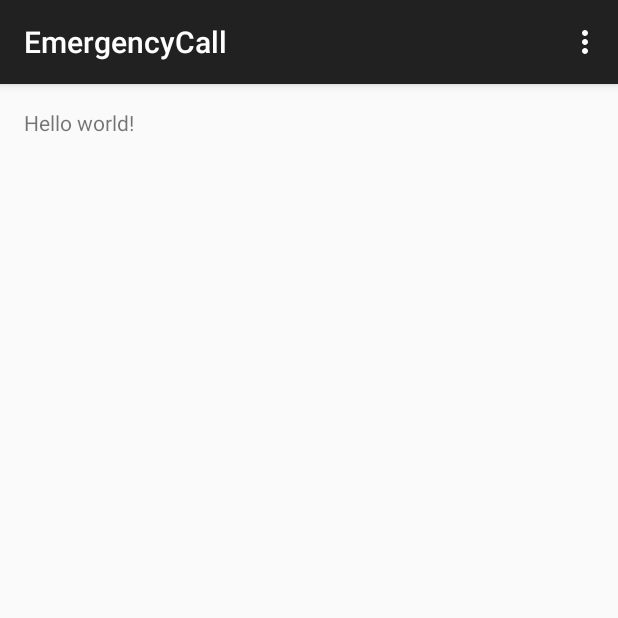
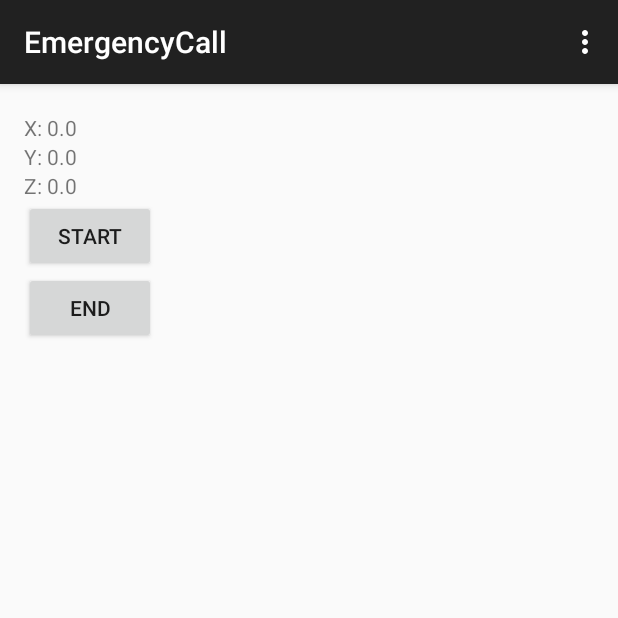
Before and after one commit to PUM-Organization/EmergencyCall, an Android app: the screen it shows after launch (MainActivity), on a phone screen of 412 x 824 dp, the top half of it. Run offline under Robolectric (Android 15) with nearby library versions, the light colour scheme and no system bars.

Commit message:
Dodano wykrywanie lotu z przyspieszeniem ziemskim.

```diff
--- a/app/src/main/java/com/pomorganization/emergencycall/MainActivity.java
+++ b/app/src/main/java/com/pomorganization/emergencycall/MainActivity.java
@@ -1,18 +1,66 @@
 package com.pomorganization.emergencycall;
 
+import android.content.Context;
+import android.hardware.Sensor;
+import android.hardware.SensorEvent;
+import android.hardware.SensorEventListener;
+import android.hardware.SensorManager;
+import android.os.Environment;
 import android.support.v7.app.ActionBarActivity;
 import android.os.Bundle;
 import android.view.Menu;
 import android.view.MenuItem;
+import android.view.View;
+import android.widget.TextView;
+import android.widget.Toast;
+
+import java.io.File;
+import java.io.FileNotFoundException;
+import java.io.FileOutputStream;
+import java.io.IOException;
+import java.util.Date;
+import java.lang.Math;
 
 
-public class MainActivity extends ActionBarActivity {
+public class MainActivity extends ActionBarActivity implements SensorEventListener {
+
+
+
+
+    private SensorManager sensorManager;
+    private Sensor accelerometerSensor;
+    private FileOutputStream fos;
+    private TextView listFiles;
+    private String textToSave ="";
+    float x = 0;
+    float y = 0;
+    float z = 0;
+    double q = 10;
 
     @Override
     protected void onCreate(Bundle savedInstanceState) {
         super.onCreate(savedInstanceState);
         setContentView(R.layout.activity_main);
+//daniel
+        listFiles = (TextView) findViewById(R.id.fileList);
+        listFiles.setText("");
+        for(String file : fileList())
+        {
+            listFiles.setText(file+"     ");
+        }
+
+        TextView textViewAccX = (TextView) findViewById(R.id.acc_x);
+        TextView textViewAccY = (TextView) findViewById(R.id.acc_y);
+        TextView textViewAccZ = (TextView) findViewById(R.id.acc_z);
+
+        textViewAccX.setText("X: "+Float.toString(x));
+        textViewAccY.setText("Y: "+Float.toString(y));
+        textViewAccZ.setText("Z: "+Float.toString(z));
+
+///
+
     }
+
 
     @Override
     public boolean onCreateOptionsMenu(Menu menu) {
@@ -35,4 +83,71 @@ public class MainActivity extends ActionBarActivity {
 
         return super.onOptionsItemSelected(item);
     }
+    //daniel
+    @Override
+    public void onSensorChanged(SensorEvent event) {
+        if(event.sensor.getType() == Sensor.TYPE_ACCELEROMETER)
+        {
+            x= event.values[0];
+            y= event.values[1];
+            z= event.values[2];
+
+            q = Math.sqrt(Math.pow(x,2)+Math.pow(y,2)+Math.pow(z,2));
+
+            if (q < 2){
+                Toast.makeText(getApplicationContext(),"ALERT!",Toast.LENGTH_SHORT).show();
+                q = 10;
+            }
+
+
+        }
+        TextView textViewAccX = (TextView) findViewById(R.id.acc_x);
+        TextView textViewAccY = (TextView) findViewById(R.id.acc_y);
+        TextView textViewAccZ = (TextView) findViewById(R.id.acc_z);
+
+        textViewAccX.setText("X: "+Float.toString(x));
+        textViewAccY.setText("Y: "+Float.toString(y));
+        textViewAccZ.setText("Z: "+Float.toString(z));
+        textToSave =new Date().toString() + ","+ Float.toString(x) + ","+Float.toString(y) + ","+Float.toString(z) +"\n";
+    }
+
+    @Override
+    public void onAccuracyChanged(Sensor sensor, int accuracy) {
+    }
+
+
+    public void onStartButtonClickListener(View view) throws IOException {
+
+        sensorManager = (SensorManager) getSystemService(Context.SENSOR_SERVICE);
+        accelerometerSensor = sensorManager.getDefaultSensor(Sensor.TYPE_ACCELEROMETER);
+
+        Toast.makeText(getApplicationContext(),"Inicjalizacja ...", Toast.LENGTH_SHORT).show();
+        boolean isSensorListenerInitialized = sensorManager.registerListener(this,accelerometerSensor,SensorManager.SENSOR_DELAY_FASTEST);
+
+        if(isSensorListenerInitialized)
+        {
+            Toast.makeText(getApplicationContext(),"Inicjalizacja zako?czona",Toast.LENGTH_SHORT).show();
+        }
+        else
+        {
+            Toast.makeText(getApplicationContext(),"B??d",Toast.LENGTH_SHORT).show();
+        }
+
+        TextView textViewAccX = (TextView) findViewById(R.id.acc_x);
+        TextView textViewAccY = (TextView) findViewById(R.id.acc_y);
+        TextView textViewAccZ = (TextView) findViewById(R.id.acc_z);
+
+        textViewAccX.setText("X: "+Float.toString(x));
+        textViewAccY.setText("Y: "+Float.toString(y));
+        textViewAccZ.setText("Z: "+Float.toString(z));
+
+    }
+    public void onStopButtonClickListener(View view) throws IOException {
+
+        q = 0;
+
+    }
+
+
+    //
 }
--- a/app/src/main/res/layout/activity_main.xml
+++ b/app/src/main/res/layout/activity_main.xml
@@ -1,11 +1,42 @@
-<RelativeLayout xmlns:android="http://schemas.android.com/apk/res/android"
-    xmlns:tools="http://schemas.android.com/tools" android:layout_width="match_parent"
-    android:layout_height="match_parent" android:paddingLeft="@dimen/activity_horizontal_margin"
-    android:paddingRight="@dimen/activity_horizontal_margin"
-    android:paddingTop="@dimen/activity_vertical_margin"
-    android:paddingBottom="@dimen/activity_vertical_margin" tools:context=".MainActivity">
+<LinearLayout
+    android:layout_height="match_parent"
+    android:layout_width="match_parent"
+    android:paddingLeft="16dp"
+    android:paddingRight="16dp"
+    android:orientation="vertical"
+    xmlns:android="http://schemas.android.com/apk/res/android">
 
-    <TextView android:text="@string/hello_world" android:layout_width="wrap_content"
+    <TextView
+        android:text="@string/TitleText"
+        android:layout_width="match_parent"
+        android:layout_height="wrap_content" />
+    <TextView
+        android:id="@+id/acc_x"
+        android:layout_width="match_parent"
+        android:layout_height="wrap_content" />
+    <TextView
+        android:id="@+id/acc_y"
+        android:layout_width="match_parent"
+        android:layout_height="wrap_content" />
+    <TextView
+        android:id="@+id/acc_z"
+        android:layout_width="match_parent"
+        android:layout_height="wrap_content" />
+    <Button
+        android:id="@+id/startButton"
+        android:text="Start"
+        android:onClick="onStartButtonClickListener"
+        android:layout_height="wrap_content"
+        android:layout_width="wrap_content" />
+    <Button
+        android:id="@+id/stopButton"
+        android:text="End"
+        android:onClick="onStopButtonClickListener"
+        android:layout_width="wrap_content"
+        android:layout_height="wrap_content" />
+    <TextView
+        android:id="@+id/fileList"
+        android:layout_width="wrap_content"
         android:layout_height="wrap_content" />
 
-</RelativeLayout>
+</LinearLayout>
--- a/app/src/main/res/values/strings.xml
+++ b/app/src/main/res/values/strings.xml
@@ -3,4 +3,5 @@
 
     <string name="hello_world">Hello world!</string>
     <string name="action_settings">Settings</string>
+    <string name="TitleText" />
 </resources>
```
